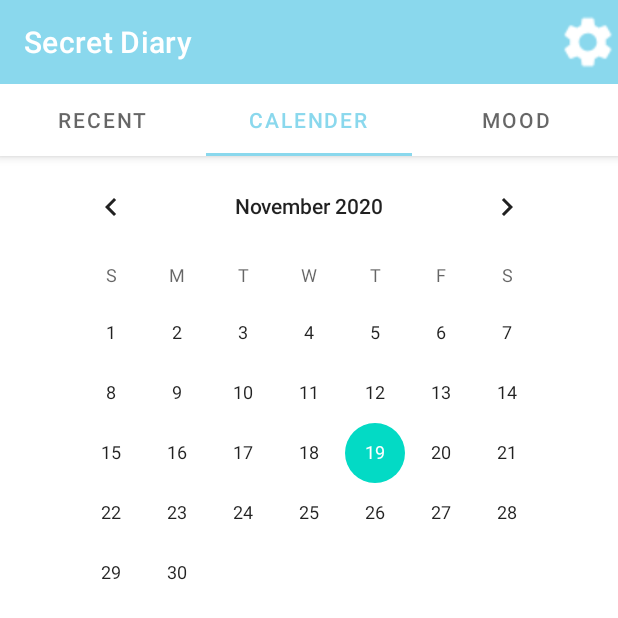
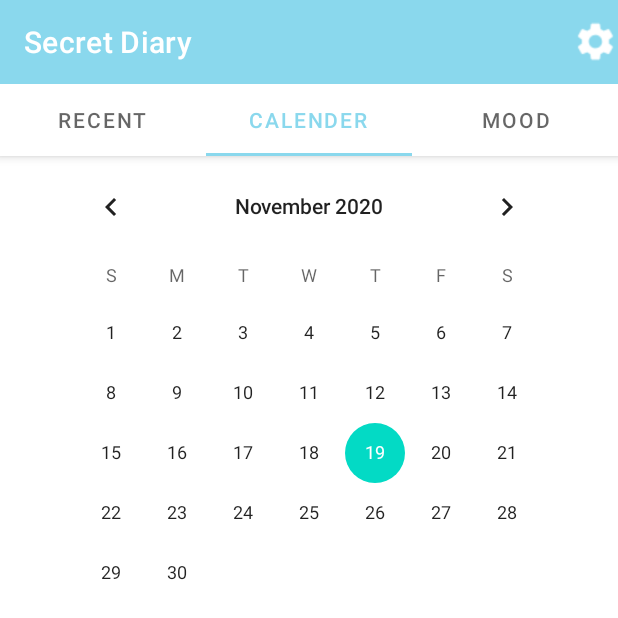
Before and after one commit to asbiqalalawi/SecretDiary, an Android app: the MainActivity screen opened directly, with no data from a screen before it, tab 2 chosen, on a phone screen of 412 x 824 dp, the top half of it. Run offline under Robolectric (Android 15) with nearby library versions, the phone set to English and light mode, and no system bars.

Commit message:
Update AndroidManifest.xml

```diff
--- a/app/src/main/AndroidManifest.xml
+++ b/app/src/main/AndroidManifest.xml
@@ -19,6 +19,7 @@
         <activity android:name=".PasswordActivity"></activity>
         <activity android:name=".MainActivity"></activity>
         <activity android:name=".StoryActivity"></activity>
+        <activity android:name=".SettingActivity"></activity>
     </application>
 
 </manifest>
--- a/app/src/main/res/layout/activity_main.xml
+++ b/app/src/main/res/layout/activity_main.xml
@@ -20,12 +20,14 @@
         app:layout_scrollFlags="scroll|enterAlways">
 
 
-            <androidx.appcompat.widget.AppCompatButton
-                android:id="@+id/btn_setting"
-                android:layout_width="40dp"
-                android:layout_height="40dp"
-                android:layout_gravity="right"
-                android:background="@drawable/baseline_settings_white_36dp" />
+        <androidx.appcompat.widget.AppCompatButton
+            android:id="@+id/btn_setting"
+            android:layout_width="30dp"
+            android:layout_height="30dp"
+            android:layout_gravity="right"
+            android:paddingRight="8dp"
+            android:background="@drawable/baseline_settings_white_36dp" />
+
         </androidx.appcompat.widget.Toolbar>
 
         <com.google.android.material.tabs.TabLayout
```
Also changed, not shown: app/src/main/java/com/example/secretdiary/StoryActivity.java (+4 -4 lines).
